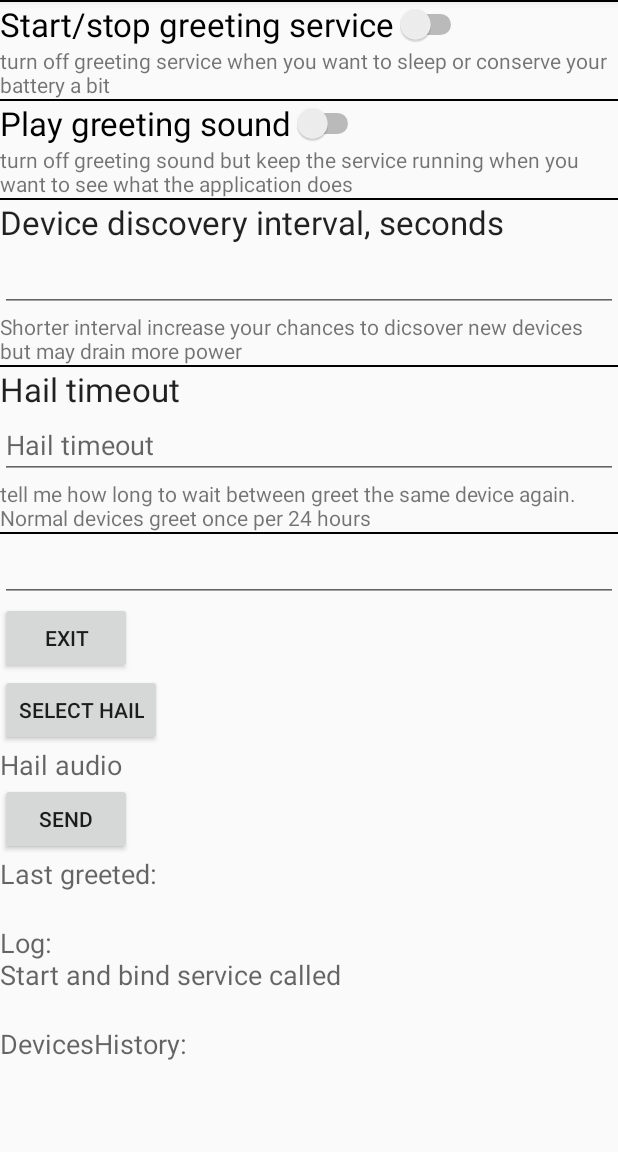
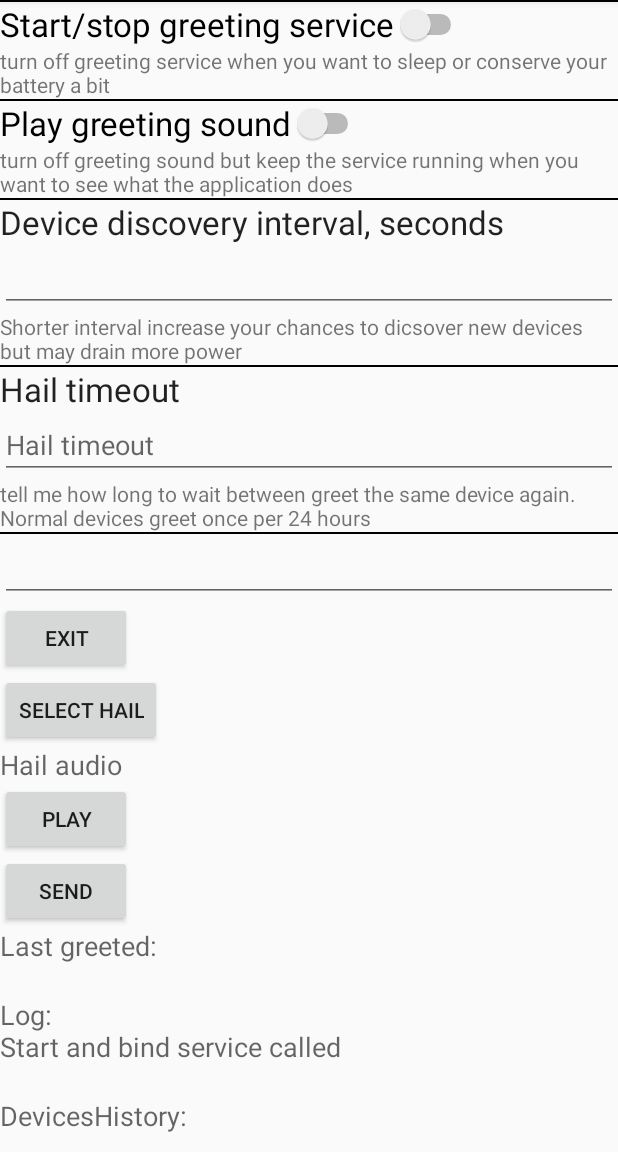
Before and after one commit to laimisnd/icebreaker, an Android app: the screen it shows after launch (MyActivity), on a phone screen of 412 x 824 dp, the part 84-1236 px from its top. Run offline under Robolectric (Android 15) with nearby library versions, the light colour scheme and no system bars; 5 statements that could not run were skipped.

Commit message:
19-persistance

```diff
--- a/app/src/main/res/layout/content_my.xml
+++ b/app/src/main/res/layout/content_my.xml
@@ -138,6 +138,11 @@
         android:text="Hail audio"
         android:id="@+id/hailAudio"
         android:layout_weight="0.06" />
+    <Button
+        android:layout_width="wrap_content"
+        android:layout_height="wrap_content"
+        android:text="@string/button_test_sound"
+        android:onClick="btTestSound" />
 
     <Button
         android:layout_width="wrap_content"
--- a/app/src/main/res/values/strings.xml
+++ b/app/src/main/res/values/strings.xml
@@ -4,6 +4,8 @@
     <string name="button_send">Send</string>
     <string name="button_exit">Exit</string>
     <string name="button_pick_audio">Select hail</string>
+    <string name="button_test_sound">Play</string>
+
 
     <string name="action_settings">Settings</string>
     <string name="action_stop">Stop service</string>
```
Also changed, not shown: app/src/main/java/com/example/laimis/myfirstapp/BTscanService.java (+15 -9 lines), app/src/main/java/com/example/laimis/myfirstapp/MyActivity.java (+6 -2 lines).
